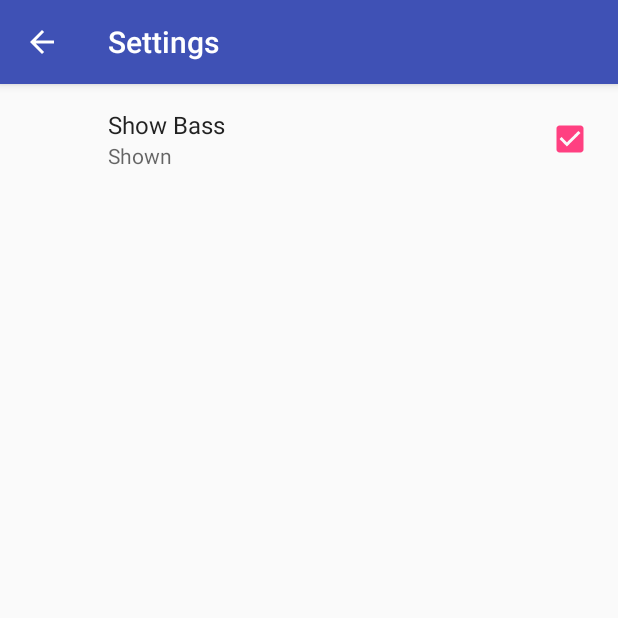
After one commit to emulatalk1/VisualizerPreferences, an Android app: the SettingsActivity screen opened directly, with no data from a screen before it, on a phone screen of 412 x 824 dp, the top half of it. The commit adds this screen. Run offline under Robolectric (Android 15) with nearby library versions, the phone set to English and light mode, and no system bars; our stand-ins replace androidx.preference.

Commit message:
Add PreferenceFragment to SettingsActivity

```diff
--- a/app/build.gradle
+++ b/app/build.gradle
@@ -24,7 +24,6 @@ dependencies {
     androidTestCompile('com.android.support.test.espresso:espresso-core:2.2.2', {
         exclude group: 'com.android.support', module: 'support-annotations'
     })
-    compile 'com.android.support:appcompat-v7:26.+'
-    compile 'com.android.support.constraint:constraint-layout:1.0.2'
-    testCompile 'junit:junit:4.12'
+    compile 'com.android.support:appcompat-v7:26+'
+    compile 'com.android.support:preference-v7:26+'
 }
--- a/app/src/main/java/com/vnspectre/visualizerpreferences/AudioVisuals/VisualizerView.java
+++ b/app/src/main/java/com/vnspectre/visualizerpreferences/AudioVisuals/VisualizerView.java
@@ -83,7 +83,7 @@ public class VisualizerView extends View {
             }
         };
 
-        // Make midrange square
+        // Make mid-range square
         mMidSquare = new TrailedShape(MID_MULTIPLIER) {
             @Override
             protected void drawThisShape(float shapeCenterX, float shapeCenterY, float currentSize, Canvas canvas, Paint paint) {
--- /dev/null
+++ b/app/src/main/java/com/vnspectre/visualizerpreferences/SettingsActivity.java
@@ -0,0 +1,32 @@
+package com.vnspectre.visualizerpreferences;
+
+import android.support.v4.app.NavUtils;
+import android.support.v7.app.ActionBar;
+import android.support.v7.app.AppCompatActivity;
+import android.os.Bundle;
+import android.view.MenuItem;
+
+public class SettingsActivity extends AppCompatActivity {
+
+    @Override
+    protected void onCreate(Bundle savedInstanceState) {
+        super.onCreate(savedInstanceState);
+        setContentView(R.layout.activity_settings);
+        ActionBar actionBar = this.getSupportActionBar();
+
+        // Set the action bar back button to look like an up button
+        if (actionBar != null) {
+            actionBar.setDisplayHomeAsUpEnabled(true);
+        }
+    }
+
+    @Override
+    public boolean onOptionsItemSelected(MenuItem item) {
+        int id = item.getItemId();
+        // When the home button is pressed, take the user back to the VisualizerActivity
+        if (id == android.R.id.home) {
+            NavUtils.navigateUpFromSameTask(this);
+        }
+        return super.onOptionsItemSelected(item);
+    }
+}
--- /dev/null
+++ b/app/src/main/java/com/vnspectre/visualizerpreferences/SettingsFragment.java
@@ -0,0 +1,15 @@
+package com.vnspectre.visualizerpreferences;
+
+import android.os.Bundle;
+import android.support.v7.preference.PreferenceFragmentCompat;
+
+/**
+ * Created by Spectre on 10/24/17.
+ */
+
+public class SettingsFragment extends PreferenceFragmentCompat{
+    @Override
+    public void onCreatePreferences(Bundle savedInstanceState, String rootKey) {
+        addPreferencesFromResource(R.xml.pref_visualizer);
+    }
+}
--- a/app/src/main/res/values/strings.xml
+++ b/app/src/main/res/values/strings.xml
@@ -14,4 +14,5 @@
 
     <!-- Value in SharedPreferences for green color option -->
     <string name="pref_color_green_value" translatable="false">green</string>
+    <string name="action_settings">Settings</string>
 </resources>
--- a/app/src/main/res/values/styles.xml
+++ b/app/src/main/res/values/styles.xml
@@ -6,6 +6,7 @@
         <item name="colorPrimary">@color/colorPrimary</item>
         <item name="colorPrimaryDark">@color/colorPrimaryDark</item>
         <item name="colorAccent">@color/colorAccent</item>
+        <item name="preferenceTheme">@style/PreferenceThemeOverlay</item>
     </style>
 
 </resources>
--- /dev/null
+++ b/app/src/main/res/xml/pref_visualizer.xml
@@ -0,0 +1,10 @@
+<?xml version="1.0" encoding="utf-8"?>
+<PreferenceScreen xmlns:android="http://schemas.android.com/apk/res/android">
+    <CheckBoxPreference
+        android:defaultValue="true"
+        android:summaryOn="Shown"
+        android:summaryOff="Off"
+        android:title="Show Bass"
+        android:key="show_bass"/>
+
+</PreferenceScreen>
```
Also changed, not shown: app/src/main/AndroidManifest.xml (+11 -1 lines), app/src/main/java/com/vnspectre/visualizerpreferences/VisualizerActivity.java (+28 -0 lines), app/src/main/res/layout/activity_settings.xml (added, +9 -0 lines), app/src/main/res/menu/visualizer_menu.xml (added, +8 -0 lines).
